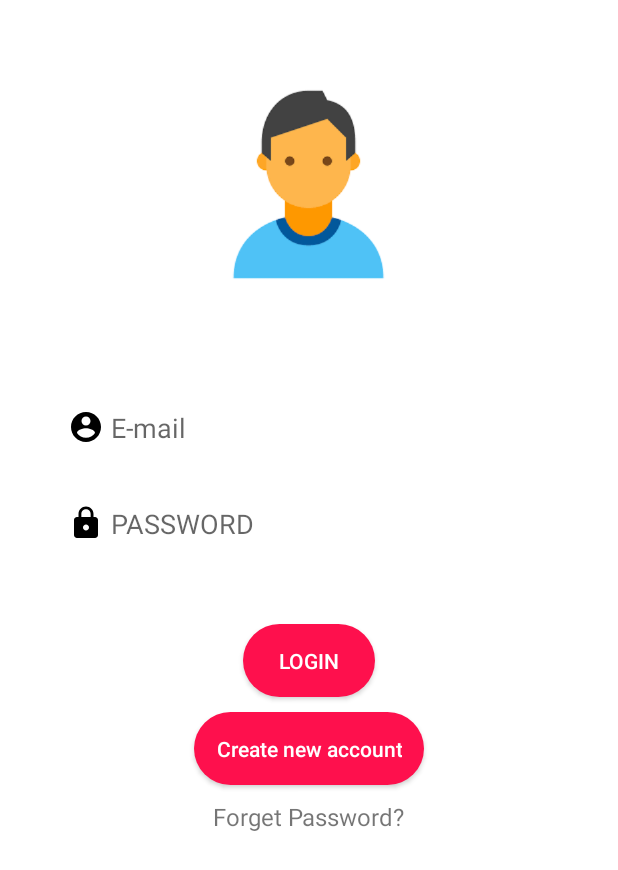
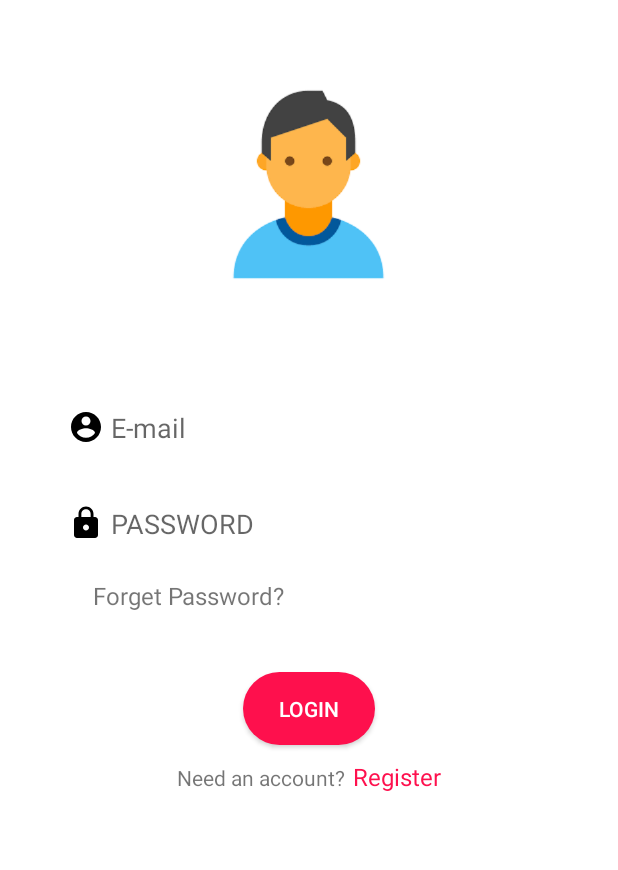
Before and after one commit to shadyyyelsherif/printerDemo, an Android app: the LoginRegisterActivity screen opened directly, with no data from a screen before it, on a phone screen of 412 x 824 dp. Shown: the top 870 px of the screen. Run offline under Robolectric (Android 15) with nearby library versions, the phone set to English and light mode, and no system bars; our stand-ins replace Firebase (no records; nobody signed in at launch, a user with empty details on screens opened directly).

Commit message:
final final

```diff
--- a/app/build.gradle
+++ b/app/build.gradle
@@ -43,6 +43,8 @@ dependencies {
     implementation 'com.android.support:cardview-v7:25.3.1'
     implementation 'com.android.support:recyclerview-v7:25.3.1'
     implementation 'gr.pantrif:easy-android-splash-screen:0.0.1'
+    implementation 'com.github.IntruderShanky:Squint:3.0.1'
+
 
     //test
     /*implementation 'com.mcxiaoke.volley:library:1.0.17'
--- a/app/src/main/AndroidManifest.xml
+++ b/app/src/main/AndroidManifest.xml
@@ -36,12 +36,11 @@
         <activity android:name=".Register" />
         <activity android:name=".LoginRegisterActivity" />
         <activity android:name=".DesignInfo" />
-
-
         <activity
             android:name=".ForgetPassword"
             android:label="@string/title_activity_forget_password"
-            android:theme="@style/AppTheme"></activity>
+            android:theme="@style/AppTheme" />
+        <activity android:name=".ChangePassword"></activity>
     </application>
 
 </manifest>
--- a/app/src/main/java/com/example/shadi/printerdemo/LoginRegisterActivity.java
+++ b/app/src/main/java/com/example/shadi/printerdemo/LoginRegisterActivity.java
@@ -25,9 +25,9 @@ import com.google.firebase.auth.AuthResult;
 import com.google.firebase.auth.FirebaseAuth;
 
 public class LoginRegisterActivity extends AppCompatActivity implements View.OnClickListener {
-    Button bt_Login, bt_register;
+    Button bt_Login;
 
-    TextView forget;
+    TextView forget, bt_register;
     ImageView img;
     EditText ed_Username, ed_Password;
     ProgressDialog progressDialog ;
@@ -42,13 +42,14 @@ public class LoginRegisterActivity extends AppCompatActivity implements View.OnC
         progressDialog = new ProgressDialog(this);
 
 
-        bt_register = findViewById(R.id.register);
         bt_Login = findViewById(R.id.login);
  //       bt_Learn = findViewById(R.id.learn);
         forget = findViewById(R.id.forgot);
 
         ed_Username = findViewById(R.id.user);
         ed_Password = findViewById(R.id.pass);
+        bt_register = findViewById(R.id.register);
+
 
         forget = findViewById(R.id.forgot);
 
@@ -79,12 +80,11 @@ public class LoginRegisterActivity extends AppCompatActivity implements View.OnC
 
             case R.id.login:
 //                loGin();
-                startActivity(new Intent(LoginRegisterActivity.this, HomeFragment.class));
+                startActivity(new Intent(LoginRegisterActivity.this, MainActivity.class));
                 break;
 
 
             case R.id.forgot:
-
                 startActivity(new Intent(LoginRegisterActivity.this,ForgetPassword.class));
                 break;
 
--- a/app/src/main/res/layout/activity_login_register.xml
+++ b/app/src/main/res/layout/activity_login_register.xml
@@ -49,6 +49,16 @@
             android:background="@drawable/curvededittext"
             android:backgroundTint="#fff"/>
 
+        <TextView
+            android:id="@+id/forgot"
+            android:layout_width="wrap_content"
+            android:layout_height="wrap_content"
+            android:layout_marginTop="10dp"
+            android:layout_marginEnd="80dp"
+            android:textSize="16sp"
+            android:fontFamily="sans-serif"
+            android:text="Forget Password?"/>
+
         <LinearLayout
 
             android:layout_width="wrap_content"
@@ -67,28 +77,28 @@
                 android:elevation="40dp"
                 android:textColor="#fff" />
 
-            <Button
-                android:id="@+id/register"
+            <LinearLayout
                 android:layout_width="wrap_content"
                 android:layout_height="wrap_content"
-                android:layout_marginHorizontal="50dp"
-                android:layout_marginTop="10dp"
-                android:background="@drawable/buttonstylepink"
-                android:text="Create new account"
-                android:textAllCaps="false"
-                android:elevation="40dp"
-                android:textColor="#fff" />
+                android:orientation="horizontal"
+                android:layout_marginTop="10dp">
 
             <TextView
-                android:id="@+id/forgot"
                 android:layout_width="wrap_content"
                 android:layout_height="wrap_content"
-                android:layout_marginTop="10dp"
-                android:textSize="16sp"
-                android:layout_gravity="center_horizontal"
-                android:fontFamily="sans-serif"
-                android:text="Forget Password?"/>
+                android:text="Need an account?"
+                android:textSize="14sp"
+                />
 
+                <TextView
+                    android:id="@+id/register"
+                    android:layout_width="wrap_content"
+                    android:layout_height="wrap_content"
+                    android:layout_marginLeft="5dp"
+                    android:textSize="16sp"
+                    android:textColor="@color/darkPink"
+                    android:text="Register"/>
+            </LinearLayout>
 
         </LinearLayout>
     </LinearLayout>
--- a/build.gradle
+++ b/build.gradle
@@ -19,8 +19,9 @@ allprojects {
     repositories {
         google()
         jcenter()
-    }
-}
+                maven { url "https://jitpack.io" }
+            }
+        }
 
 task clean(type: Delete) {
     delete rootProject.buildDir
```
Also changed, not shown: app/src/main/java/com/example/shadi/printerdemo/ChangePassword.java (added, +23 -0 lines), app/src/main/java/com/example/shadi/printerdemo/Nav_Fragments/AccountFragment.java (+9 -0 lines), app/src/main/res/layout/activity_change_password.xml (added, +117 -0 lines), app/src/main/res/layout/fragment_about.xml (+57 -6 lines), app/src/main/res/layout/fragment_account.xml (+35 -26 lines).
